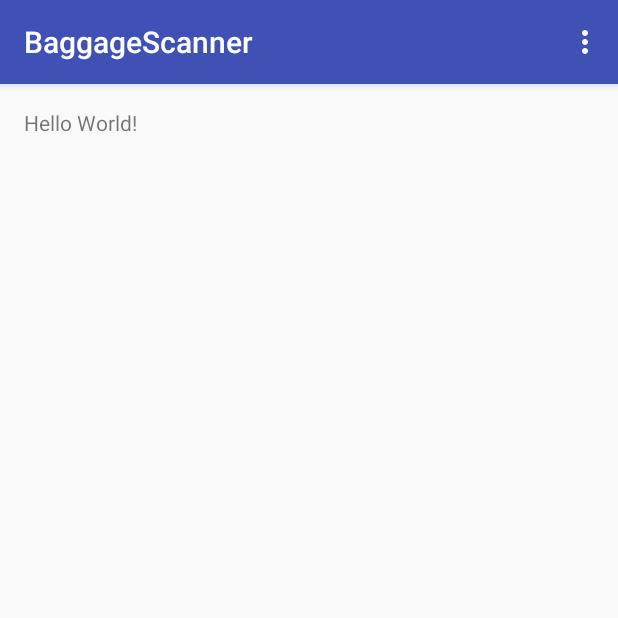
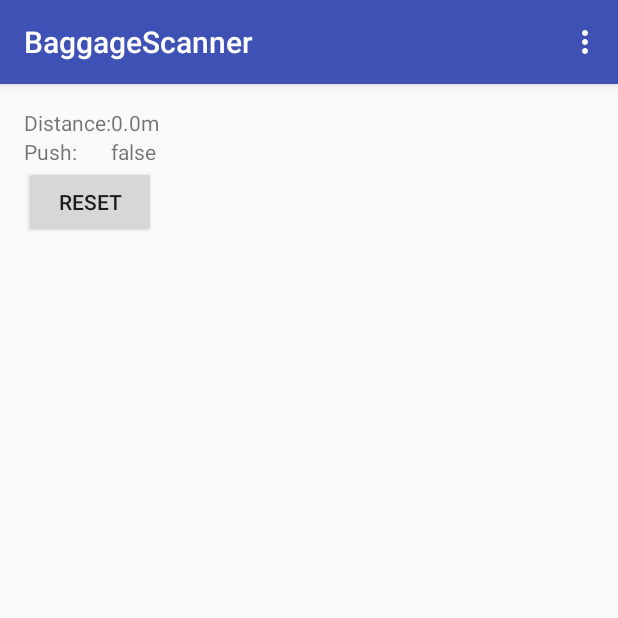
Before and after one commit to godgunman/tii, an Android app: the screen it shows after launch (MainActivity), on a phone screen of 412 x 824 dp, the top half of it. Run offline under Robolectric (Android 15) with nearby library versions, the phone set to English and light mode, and no system bars; libraries missing offline, so code that uses them is left out: com.parse, org.altbeacon.beacon; 6 statements that could not run were skipped.

Commit message:
Send ParsePush when our beacon first come within 1m range.

```diff
--- a/BaggageScanner/app/build.gradle
+++ b/BaggageScanner/app/build.gradle
@@ -25,4 +25,6 @@ dependencies {
     compile 'com.android.support:appcompat-v7:23.1.0'
     compile 'com.android.support:design:23.1.0'
     compile 'org.altbeacon:android-beacon-library:2+'
+    compile 'com.parse.bolts:bolts-android:1.+'
+    compile 'com.parse:parse-android:1.+'
 }
--- a/BaggageScanner/app/src/main/java/tw/tii/scanner/baggagescanner/MainActivity.java
+++ b/BaggageScanner/app/src/main/java/tw/tii/scanner/baggagescanner/MainActivity.java
@@ -4,15 +4,18 @@ import android.content.pm.PackageManager;
 import android.os.Build;
 import android.os.Bundle;
 import android.os.RemoteException;
-import android.support.design.widget.FloatingActionButton;
-import android.support.design.widget.Snackbar;
-import android.support.v4.content.ContextCompat;
 import android.support.v7.app.AppCompatActivity;
 import android.support.v7.widget.Toolbar;
 import android.util.Log;
-import android.view.View;
 import android.view.Menu;
 import android.view.MenuItem;
+import android.view.View;
+import android.widget.Button;
+import android.widget.TextView;
+
+import com.parse.ParseException;
+import com.parse.ParsePush;
+import com.parse.SendCallback;
 
 import org.altbeacon.beacon.Beacon;
 import org.altbeacon.beacon.BeaconConsumer;
@@ -22,45 +25,100 @@ import org.altbeacon.beacon.RangeNotifier;
 import org.altbeacon.beacon.Region;
 
 import java.util.Collection;
-import java.util.jar.Manifest;
 
 public class MainActivity extends AppCompatActivity implements BeaconConsumer {
 
     private class MyRangeNotifier implements RangeNotifier {
+        private boolean checked;
+
+        public MyRangeNotifier() {
+            checked = false;
+        }
+
+        public void reset() {
+            checked = false;
+        }
+
         @Override
         public void didRangeBeaconsInRegion(Collection<Beacon> beacons, Region region) {
-            Log.d("YI", "# beacons: " + beacons.size());
-            if (beacons.size() > 0) {
-                Beacon beacon = beacons.iterator().next();
-                Log.d("YI", "beacon ID: " + beacon.getId1() + ", beacon Distance: " + beacon.getDistance());
+            for (final Beacon beacon : beacons) {
+                if (beacon.getId1().toString().equals(BEACON_ID)) {
+                    runOnUiThread(new Runnable() {
+                        @Override
+                        public void run() {
+                            TextView textView = (TextView)findViewById(R.id.value_distance);
+                            textView.setText(String.valueOf(beacon.getDistance()));
+                        }
+                    });
+
+                    if ((!checked) && (beacon.getDistance() < 1)) {
+                        ParsePush push = new ParsePush();
+                        push.setChannel(PUSH_CHANNEL);
+                        push.setMessage("Your baggage has been checked-in.");
+                        push.sendInBackground(new SendCallback() {
+                            @Override
+                            public void done(ParseException e) {
+                                runOnUiThread(new Runnable() {
+                                    @Override
+                                    public void run() {
+                                        TextView textView = (TextView)findViewById(R.id.value_push);
+                                        textView.setText("true");
+                                    }
+                                });
+
+                            }
+                        });
+                        checked = true;
+                    }
+                }
             }
         }
     }
 
     private BeaconManager m_BeaconM;
+    private MyRangeNotifier m_RangeNotifier;
 
-    private final String m_BeaconID = "b9407f30-f5f8-466e-aff9-25556b57fe6d";
-    private final Beacon m_Beacon = new Beacon.Builder().setId1(m_BeaconID).build();
-    private final Region m_Region = new Region("BAGGAGE_SCAN_REGION", m_Beacon.getId1(), null, null);
-    private final String[] m_Permissions = {
+    private final String BEACON_ID = "b9407f30-f5f8-466e-aff9-25556b57fe6d";
+    private final Region SCAN_REGION = new Region("BAGGAGE_SCAN_REGION", null, null, null);
+    private final String[] PERMISSIONS = {
             android.Manifest.permission.ACCESS_COARSE_LOCATION,
             android.Manifest.permission.ACCESS_FINE_LOCATION,
             android.Manifest.permission.BLUETOOTH,
             android.Manifest.permission.BLUETOOTH_ADMIN
     };
+    private final String PUSH_CHANNEL = "BaggageScanner";
 
     @Override
     protected void onCreate(Bundle savedInstanceState) {
         super.onCreate(savedInstanceState);
         setContentView(R.layout.activity_main);
-        Toolbar toolbar = (Toolbar) findViewById(R.id.toolbar);
+
+        Toolbar toolbar = (Toolbar)findViewById(R.id.toolbar);
         setSupportActionBar(toolbar);
+
+        Button resetButton = (Button)findViewById(R.id.reset_button);
+        resetButton.setOnClickListener(new View.OnClickListener() {
+            @Override
+            public void onClick(View v) {
+                m_RangeNotifier.reset();
+
+                runOnUiThread(new Runnable() {
+                    @Override
+                    public void run() {
+                        TextView textView = (TextView)findViewById(R.id.value_push);
+                        textView.setText("false");
+                    }
+                });
+            }
+        });
+
+        ParsePush.subscribeInBackground(PUSH_CHANNEL);
 
         // Request permission for Android API level >= 23.
         if (Build.VERSION.SDK_INT >= Build.VERSION_CODES.M) {
-            for (int i = 0; i < m_Permissions.length; i++) {
-                if (this.checkSelfPermission(m_Permissions[i]) != PackageManager.PERMISSION_GRANTED) {
-                    this.requestPermissions(m_Permissions, 0);
+            for (int i = 0; i < PERMISSIONS.length; i++) {
+                if (this.checkSelfPermission(PERMISSIONS[i]) != PackageManager.PERMISSION_GRANTED) {
+                    this.requestPermissions(PERMISSIONS, 0);
                     break;
                 }
             }
@@ -75,11 +133,14 @@ public class MainActivity extends AppCompatActivity implements BeaconConsumer {
         );
 
         m_BeaconM.bind(this);
+
+        m_RangeNotifier = new MyRangeNotifier();
     }
 
     @Override
     protected void onDestroy() {
         super.onDestroy();
+        ParsePush.unsubscribeInBackground(PUSH_CHANNEL);
         m_BeaconM.unbind(this);
     }
 
@@ -107,11 +168,10 @@ public class MainActivity extends AppCompatActivity implements BeaconConsumer {
 
     @Override
     public void onBeaconServiceConnect() {
-        m_BeaconM.setRangeNotifier(new MyRangeNotifier());
+        m_BeaconM.setRangeNotifier(m_RangeNotifier);
         try {
-            m_BeaconM.startRangingBeaconsInRegion(m_Region);
-        }
-        catch (RemoteException e) {
+            m_BeaconM.startRangingBeaconsInRegion(SCAN_REGION);
+        } catch (RemoteException e) {
             // Do nothing.
         }
     }
--- /dev/null
+++ b/BaggageScanner/app/src/main/java/tw/tii/scanner/baggagescanner/ScannerApplication.java
@@ -0,0 +1,21 @@
+package tw.tii.scanner.baggagescanner;
+
+import android.app.Application;
+
+import com.parse.Parse;
+import com.parse.ParseInstallation;
+
+/**
+ * Created by yi on 2015/11/7.
+ */
+public class ScannerApplication extends Application {
+    private static final String APP_ID = "y7K3CapPOCqhs5zz3cafXIOX2d30yrV6bUMfsFZo";
+    private static final String CLIENT_KEY = "P1Qj5hYLZW1rUm5NoyHh1tbKjcEz6aQ4rKBK30cI";
+
+    @Override
+    public void onCreate() {
+        super.onCreate();
+        Parse.initialize(this, APP_ID, CLIENT_KEY);
+        ParseInstallation.getCurrentInstallation().saveInBackground();
+    }
+}
--- a/BaggageScanner/app/src/main/res/layout/content_main.xml
+++ b/BaggageScanner/app/src/main/res/layout/content_main.xml
@@ -9,6 +9,52 @@
     app:layout_behavior="@string/appbar_scrolling_view_behavior"
     tools:showIn="@layout/activity_main" tools:context=".MainActivity">
 
-    <TextView android:text="Hello World!" android:layout_width="wrap_content"
-        android:layout_height="wrap_content" />
+    <TextView
+        android:layout_width="wrap_content"
+        android:layout_height="wrap_content"
+        android:text="Distance:"
+        android:id="@+id/label_distance"
+        android:layout_alignParentTop="true"
+        android:layout_alignParentStart="true" />
+
+    <TextView
+        android:layout_width="wrap_content"
+        android:layout_height="wrap_content"
+        android:id="@+id/value_distance"
+        android:layout_alignParentTop="true"
+        android:layout_toEndOf="@+id/label_distance"
+        android:text="0.0"
+        android:textAlignment="textEnd" />
+
+    <TextView
+        android:layout_width="wrap_content"
+        android:layout_height="wrap_content"
+        android:text="m"
+        android:id="@+id/unit_distance"
+        android:layout_alignParentTop="true"
+        android:layout_toEndOf="@+id/value_distance" />
+
+    <TextView
+        android:layout_width="wrap_content"
+        android:layout_height="wrap_content"
+        android:text="Push:"
+        android:id="@+id/label_push"
+        android:layout_below="@+id/label_distance"
+        android:layout_alignParentStart="true" />
+
+    <TextView
+        android:layout_width="wrap_content"
+        android:layout_height="wrap_content"
+        android:text="false"
+        android:id="@+id/value_push"
+        android:layout_alignTop="@+id/label_push"
+        android:layout_toEndOf="@+id/label_distance" />
+
+    <Button
+        android:layout_width="wrap_content"
+        android:layout_height="wrap_content"
+        android:text="Reset"
+        android:id="@+id/reset_button"
+        android:layout_below="@+id/label_push"
+        android:layout_alignParentStart="true" />
 </RelativeLayout>
```
Also changed, not shown: BaggageScanner/app/src/main/AndroidManifest.xml (+37 -5 lines), 2 other files.
